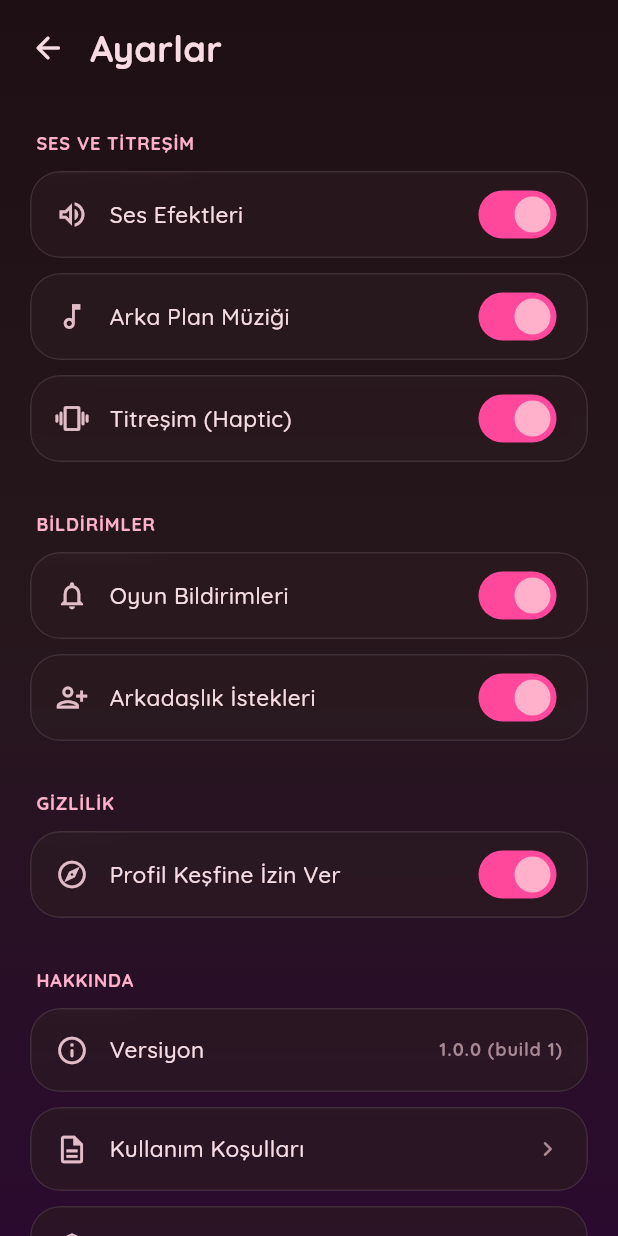
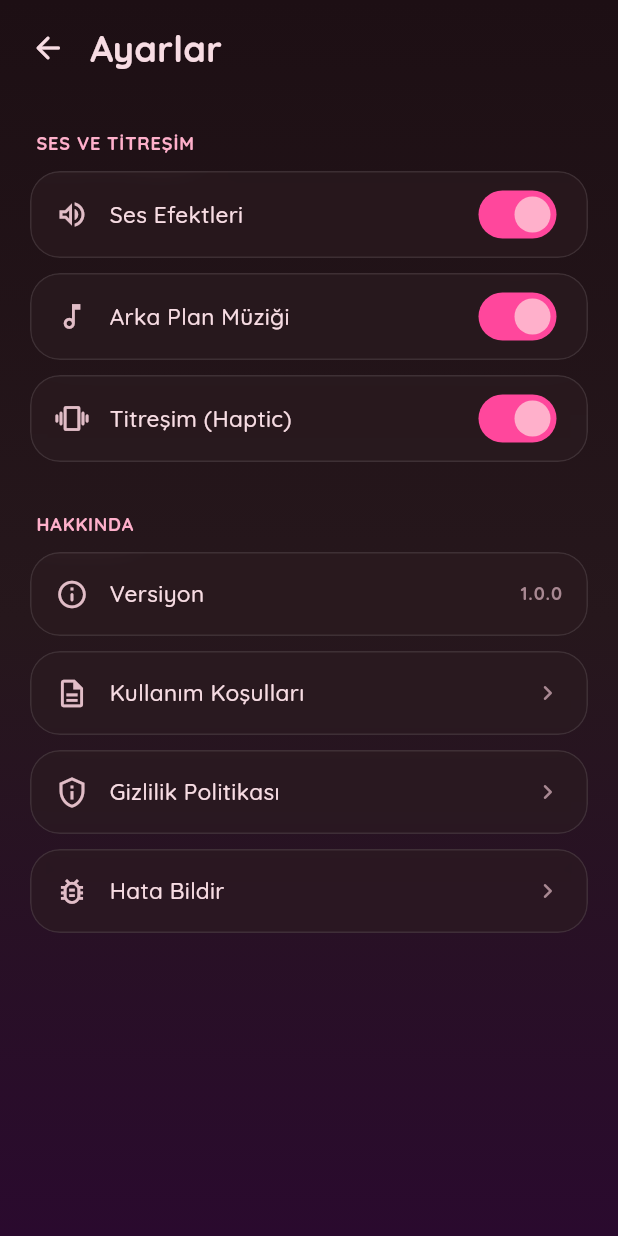
Before and after one commit to guvenser09-png/bil-ya-da-dus, a Flutter app: the SettingsScreen screen opened by its route, on a phone screen of 412 x 824 dp. Run offline on Flutter 3.47's test engine with Material 3 defaults, Android fonts, the phone set to English and light mode, and no system bars; our stand-ins replace audioplayers, cached_network_image, confetti, dio, flutter_riverpod, flutter_secure_storage and 6 more; accounts and stored records are empty.

Commit message:
feat: App Store gönderim paketi — uygulama ikonu + inceleme denetimi düzeltmeleri
- Yeni uygulama ikonu (soru işareti karakteri + kırılan kapak, candy-glass) — 15 boyut
- Yasal metinler gerçek davranışla hizalandı (IAP/abonelik iddiaları koşullu hale getirildi)
- İşlevsiz ayar anahtarları kaldırıldı (bildirim/profil keşfi — hiçbir kod okumuyordu)
- Ölü destek e-postası → guvenser09@gmail.com; EULA şablon yer tutucusu dolduruldu
- Ayarlardaki sabit '1.0.0 (build 1)' → '1.0.0'
- Onboarding '20 Oyuncu' → '12 Oyuncu'

pytest 188 passed, flutter analyze 0 error/0 warning

Co-Authored-By: Claude Fable 5 <noreply@anthropic.com>

```diff
--- a/mobile/lib/features/auth/screens/onboarding_screen.dart
+++ b/mobile/lib/features/auth/screens/onboarding_screen.dart
@@ -19,7 +19,7 @@ class _OnboardingScreenState extends State<OnboardingScreen> {
     _OnboardingPage(
       icon: Icons.groups_rounded,
       color: AppTheme.cPrimaryContainer,
-      title: '20 Oyuncu, 5 Tur!',
+      title: '12 Oyuncu, 5 Tur!',
       subtitle: 'Her turda yanlış cevap verenler elenir. Son ayakta kalan şampiyon olur!',
     ),
     _OnboardingPage(
--- a/mobile/lib/features/settings/screens/settings_screen.dart
+++ b/mobile/lib/features/settings/screens/settings_screen.dart
@@ -41,13 +41,15 @@ class SettingsScreen extends ConsumerWidget {
                       _toggle(Icons.volume_up_outlined, 'Ses Efektleri', settings.soundEnabled, notifier.setSoundEnabled),
                       _toggle(Icons.music_note_outlined, 'Arka Plan Müziği', settings.musicEnabled, notifier.setMusicEnabled),
                       _toggle(Icons.vibration_rounded, 'Titreşim (Haptic)', settings.hapticEnabled, notifier.setHapticEnabled),
-                      _header('BİLDİRİMLER'),
-                      _toggle(Icons.notifications_outlined, 'Oyun Bildirimleri', settings.notificationsEnabled, notifier.setNotificationsEnabled),
-                      _toggle(Icons.person_add_alt_1_outlined, 'Arkadaşlık İstekleri', settings.friendRequestNotifs, notifier.setFriendRequestNotifs),
-                      _header('GİZLİLİK'),
-                      _toggle(Icons.explore_outlined, 'Profil Keşfine İzin Ver', settings.discoverable, notifier.setDiscoverable),
+                      // NOT (İLK LANSMAN): "Oyun Bildirimleri", "Arkadaşlık
+                      // İstekleri" ve "Profil Keşfine İzin Ver" anahtarları
+                      // kaldırıldı — uygulamada push bildirimi ve profil keşfi
+                      // davranışı YOK; hiçbir şeyi kontrol etmeyen anahtar
+                      // Apple 2.1 (tamamlanmışlık) riski. Bu özellikler
+                      // gerçekten eklendiğinde settings_provider'daki alanlarla
+                      // birlikte geri getirilebilir.
                       _header('HAKKINDA'),
-                      _info(Icons.info_outline_rounded, 'Versiyon', '1.0.0 (build 1)'),
+                      _info(Icons.info_outline_rounded, 'Versiyon', '1.0.0'),
                       _link(Icons.description_outlined, 'Kullanım Koşulları',
                           () => context.push('/legal/terms')),
                       _link(Icons.privacy_tip_outlined, 'Gizlilik Politikası',
@@ -128,7 +130,7 @@ class SettingsScreen extends ConsumerWidget {
         title: const Text('Hata Bildir'),
         content: const Text(
           'Karşılaştığınız hata veya önerilerinizi şu adrese iletebilirsiniz:\n\n'
-          'destek@bilyadadus.com',
+          'guvenser09@gmail.com',
         ),
         actions: [
           TextButton(
```
Also changed, not shown: 18 other files.
